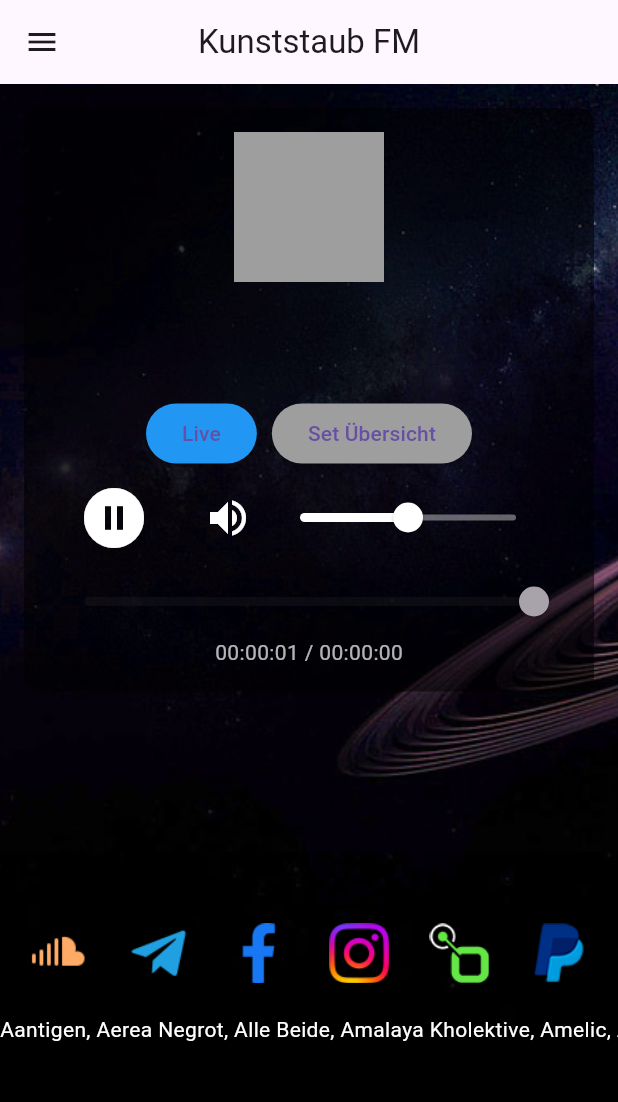
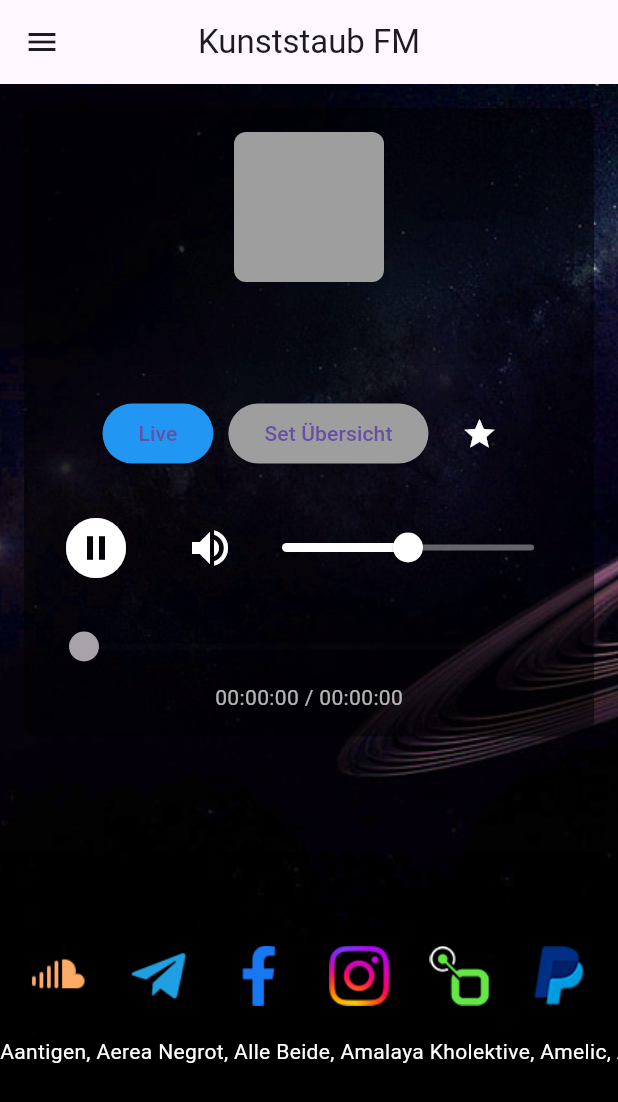
Before and after one commit to HannesRammer/kunststaub.fm, a Flutter app: the screen it shows after launch, after a tap on the "play circle filled" icon, on a phone screen of 412 x 824 dp. Shown: the top 1102 px of the screen. Run offline on Flutter 3.47's test engine with Material 3 defaults, Android fonts, the phone set to English and light mode, and no system bars; drawn by our look-alikes of marquee; our stand-ins replace audioplayers, shared_preferences, webview_flutter; missing offline and left inert: dart:html; network calls fail.

Commit message:
implemented favorites and rss pull

```diff
--- /dev/null
+++ b/lib/favorites_manager.dart
@@ -0,0 +1,26 @@
+import 'package:shared_preferences/shared_preferences.dart';
+
+class FavoritesManager {
+  static List<String> _favorites = [];
+
+  static Future<void> loadFavorites() async {
+    final prefs = await SharedPreferences.getInstance();
+    _favorites = prefs.getStringList('favorites') ?? [];
+  }
+
+  static bool isFavorite(String title) {
+    return _favorites.contains(title);
+  }
+
+  static Future<void> toggleFavorite(String title) async {
+    final prefs = await SharedPreferences.getInstance();
+    if (_favorites.contains(title)) {
+      _favorites.remove(title);
+    } else {
+      _favorites.add(title);
+    }
+    await prefs.setStringList('favorites', _favorites);
+  }
+
+  static List<String> get favorites => _favorites;
+}
--- a/lib/main.dart
+++ b/lib/main.dart
@@ -1,38 +1,26 @@
 import 'package:flutter/material.dart';
-import 'package:flutter_local_notifications/flutter_local_notifications.dart';
+import 'rss_manager.dart';
 import 'home_screen.dart';
 
-final FlutterLocalNotificationsPlugin flutterLocalNotificationsPlugin =
-FlutterLocalNotificationsPlugin();
+void main() async {
+  WidgetsFlutterBinding.ensureInitialized();
 
-void main() {
-  runApp(KunststaubFMApp());
-  initializeNotifications();
+  const rssUrl = 'https://kunststaub.fm/feed.rss'; // Replace with actual RSS URL
+  final RSSManager rssManager = RSSManager(rssFeedUrl: rssUrl);
+
+  // Fetch and save RSS data to shared preferences
+  await rssManager.fetchAndSaveRSSFeed();
+
+  runApp(MyApp());
 }
 
-void initializeNotifications() {
-  const AndroidInitializationSettings initializationSettingsAndroid =
-  AndroidInitializationSettings('@mipmap/ic_launcher');
-
-  final InitializationSettings initializationSettings = InitializationSettings(
-    android: initializationSettingsAndroid,
-  );
-
-  flutterLocalNotificationsPlugin.initialize(initializationSettings);
-}
-
-class KunststaubFMApp extends StatelessWidget {
+class MyApp extends StatelessWidget {
   @override
   Widget build(BuildContext context) {
     return MaterialApp(
       title: 'Kunststaub FM',
       theme: ThemeData(
-        primarySwatch: Colors.deepPurple,
-        hintColor: Colors.orange,
-        textTheme: TextTheme(
-          bodyLarge: TextStyle(color: Colors.white),
-          bodyMedium: TextStyle(color: Colors.white70),
-        ),
+        primarySwatch: Colors.blue,
       ),
       home: HomeScreen(),
     );
--- a/lib/player_screen.dart
+++ b/lib/player_screen.dart
@@ -1,13 +1,10 @@
 import 'dart:async';
 import 'package:flutter/material.dart';
 import 'package:audioplayers/audioplayers.dart';
-import 'dart:convert';
-import 'package:http/http.dart' as http;
-import 'artist_list_screen.dart';
-import 'package:shared_preferences/shared_preferences.dart';
 import 'audio_manager.dart';
 import 'live_button.dart';
 import 'set_overview_button.dart';
+import 'favorites_manager.dart';
 
 class PlayerScreen extends StatefulWidget {
   final bool isEmbedded;
@@ -76,10 +73,25 @@ class _PlayerScreenState extends State<PlayerScreen> with WidgetsBindingObserver
 
   @override
   Widget build(BuildContext context) {
-    return _buildEmbeddedPlayer();
+    return widget.isEmbedded ? _buildEmbeddedPlayer() : _buildFullScreenPlayer();
+  }
+
+  Widget _buildFullScreenPlayer() {
+    return Scaffold(
+      appBar: AppBar(
+        title: const Text('Player'),
+      ),
+      body: Center(
+        child: _buildPlayerContent(),
+      ),
+    );
   }
 
   Widget _buildEmbeddedPlayer() {
+    return _buildPlayerContent();
+  }
+
+  Widget _buildPlayerContent() {
     return Container(
       padding: const EdgeInsets.all(16.0),
       decoration: BoxDecoration(
@@ -90,13 +102,37 @@ class _PlayerScreenState extends State<PlayerScreen> with WidgetsBindingObserver
         mainAxisSize: MainAxisSize.min,
         crossAxisAlignment: CrossAxisAlignment.center,
         children: [
+          // Album Art
           audioManager.albumArtUrl.isNotEmpty
-              ? Image.network(audioManager.albumArtUrl, height: 100, width: 100)
-              : Container(height: 100, width: 100, color: Colors.grey),
-          SizedBox(height: 10),
-          Text(audioManager.artistName, style: TextStyle(color: Colors.white, fontSize: 18)),
-          Text(audioManager.albumName, style: TextStyle(color: Colors.white70, fontSize: 14)),
-          SizedBox(height: 20),
+              ? ClipRRect(
+            borderRadius: BorderRadius.circular(8.0),
+            child: Image.network(audioManager.albumArtUrl,
+                height: 100, width: 100, fit: BoxFit.cover),
+          )
+              : Container(
+            height: 100,
+            width: 100,
+            decoration: BoxDecoration(
+              color: Colors.grey,
+              borderRadius: BorderRadius.circular(8.0),
+            ),
+          ),
+          const SizedBox(height: 10),
+
+          // Artist and Title
+          Text(
+            audioManager.artistName,
+            style: const TextStyle(color: Colors.white, fontSize: 18),
+            textAlign: TextAlign.center,
+          ),
+          Text(
+            audioManager.albumName,
+            style: const TextStyle(color: Colors.white70, fontSize: 14),
+            textAlign: TextAlign.center,
+          ),
+          const SizedBox(height: 20),
+
+          // Control Buttons Row
           Row(
             mainAxisAlignment: MainAxisAlignment.center,
             children: [
@@ -105,65 +141,64 @@ class _PlayerScreenState extends State<PlayerScreen> with WidgetsBindingObserver
                 liveStreamInfoLoaded: liveStreamInfoLoaded,
                 onLoadLiveStreamInfo: _loadLiveStreamInfo,
               ),
-              SizedBox(width: 10),
+              const SizedBox(width: 10),
               SetOverviewButton(
                 audioManager: audioManager,
               ),
+              const SizedBox(width: 10),
+              IconButton(
+                icon: Icon(
+                  Icons.star,
+                  color: FavoritesManager.isFavorite(audioManager.albumName)
+                      ? Colors.yellow
+                      : Colors.white,
+                ),
+                onPressed: () async {
+                  await FavoritesManager.toggleFavorite(audioManager.albumName);
+                  setState(() {}); // Refresh the UI
+                },
+              ),
             ],
           ),
+          const SizedBox(height: 20),
+
+          // Playback Controls Row
           Row(
             mainAxisAlignment: MainAxisAlignment.center,
             children: [
-              isLoading
-                  ? CircularProgressIndicator(
-                valueColor: AlwaysStoppedAnimation<Color>(Colors.white),
-              )
-                  : IconButton(
+              IconButton(
                 icon: Icon(
-                  audioManager.isPlaying ? Icons.pause_circle_filled : Icons.play_circle_fill,
+                  audioManager.isPlaying
+                      ? Icons.pause_circle_filled
+                      : Icons.play_circle_fill,
                   color: Colors.white,
                   size: 48,
                 ),
                 onPressed: () async {
-                  setState(() {
-                    isLoading = true;
-                  });
                   if (audioManager.isLiveStream) {
                     if (audioManager.isPlaying) {
                       await audioManager.stop();
                     } else {
-                      if (liveStreamInfoLoaded) {
-                        setState(() {
-                          audioManager.currentPosition = audioManager.elapsedTime;
-                        });
-                        audioManager.startElapsedTimeSimulation(); // Start timer simulation for elapsed time
                       await audioManager.play();
-                      } else {
-                        await _loadLiveStreamInfo();
-                        if (audioManager.totalDuration > Duration.zero) {
-                          setState(() {
-                            audioManager.currentPosition = audioManager.elapsedTime;
-                          });
-                          audioManager.startElapsedTimeSimulation(); // Start timer simulation for elapsed time
-                          await audioManager.play();
-                        }
-                      }
                     }
                   } else {
                     audioManager.togglePlay();
                   }
                 },
               ),
-              SizedBox(width: 20),
+              const SizedBox(width: 20),
               IconButton(
                 icon: Icon(
-                  audioManager.currentVolume == 0 ? Icons.volume_off : Icons.volume_up,
+                  audioManager.currentVolume == 0
+                      ? Icons.volume_off
+                      : Icons.volume_up,
                   color: Colors.white,
                   size: 32,
                 ),
                 onPressed: audioManager.toggleMute,
               ),
-              Slider(
+              Expanded(
+                child: Slider(
                   value: audioManager.currentVolume,
                   max: 1.0,
                   min: 0.0,
@@ -173,33 +208,38 @@ class _PlayerScreenState extends State<PlayerScreen> with WidgetsBindingObserver
                   activeColor: Colors.white,
                   inactiveColor: Colors.white38,
                 ),
+              ),
             ],
           ),
+          const SizedBox(height: 10),
+
+          // Progress Slider
           Slider(
             value: audioManager.isLiveStream
-                ? audioManager.currentPosition.inSeconds.toDouble() // Simulated elapsed time for live stream
-                : audioManager.currentPosition.inSeconds.toDouble().clamp(
-                0.0,
-                audioManager.totalDuration.inSeconds.toDouble()),
+                ? audioManager.currentPosition.inSeconds.toDouble()
+                : audioManager.currentPosition.inSeconds
+                .clamp(0.0, audioManager.totalDuration.inSeconds)
+                .toDouble(),
             max: audioManager.totalDuration.inSeconds.toDouble() > 0
                 ? audioManager.totalDuration.inSeconds.toDouble()
                 : 1.0,
             onChanged: audioManager.isLiveStream
-                ? null // Disable slider for live stream
+                ? null
                 : (value) async {
-              // Seek to the selected position for MP3
               await audioManager.seek(Duration(seconds: value.toInt()));
               setState(() {
-                audioManager.currentPosition = Duration(seconds: value.toInt());
+                audioManager.currentPosition =
+                    Duration(seconds: value.toInt());
               });
             },
             activeColor: Colors.white,
             inactiveColor: Colors.white38,
           ),
 
+          // Time Text
           Text(
             "${audioManager.formatDuration(audioManager.currentPosition)} / ${audioManager.formatDuration(audioManager.totalDuration)}",
-            style: TextStyle(color: Colors.white70),
+            style: const TextStyle(color: Colors.white70),
           ),
         ],
       ),
--- /dev/null
+++ b/lib/rss_manager.dart
@@ -0,0 +1,66 @@
+import 'dart:convert';
+import 'package:shared_preferences/shared_preferences.dart';
+import 'package:http/http.dart' as http;
+import 'package:xml/xml.dart';
+
+class RSSManager {
+  final String rssFeedUrl;
+
+  RSSManager({required this.rssFeedUrl});
+
+  /// Fetch RSS feed and save the parsed sets to SharedPreferences
+  Future<void> fetchAndSaveRSSFeed() async {
+    try {
+      final response = await http.get(Uri.parse(rssFeedUrl));
+      if (response.statusCode == 200) {
+        final rssFeed = response.body;
+        final sets = parseRSSFeed(rssFeed);
+        await saveSetsToSharedPrefs(sets);
+      } else {
+        throw Exception('Failed to fetch RSS feed');
+      }
+    } catch (e) {
+      print('Error fetching RSS feed: $e');
+    }
+  }
+
+  /// Parse RSS feed and return a list of sets
+  List<Map<String, String>> parseRSSFeed(String rssFeed) {
+    final document = XmlDocument.parse(rssFeed);
+    final items = document.findAllElements('item');
+    final sets = items.map((item) {
+      final title = item.findElements('title').first.text;
+      final url = item.findElements('link').first.text;
+      final pubDate = item.findElements('pubDate').first.text;
+      final artist = item.getElement('itunes:author')?.text ?? '';
+      final albumArt = item.getElement('itunes:image')?.getAttribute('href') ?? '';
+
+      return {
+        'title': title,
+        'url': url,
+        'pubDate': pubDate,
+        'artist': artist,
+        'albumArt': albumArt,
+      };
+    }).toList();
+    return sets;
+  }
+
+  /// Save sets to SharedPreferences
+  Future<void> saveSetsToSharedPrefs(List<Map<String, String>> sets) async {
+    final prefs = await SharedPreferences.getInstance();
+    final encodedSets = json.encode(sets);
+    await prefs.setString('savedSets', encodedSets);
+    print('RSS feed saved successfully.');
+  }
+
+  /// Load sets from SharedPreferences
+  Future<List<Map<String, String>>> loadSetsFromSharedPrefs() async {
+    final prefs = await SharedPreferences.getInstance();
+    final cachedSets = prefs.getString('savedSets');
+    if (cachedSets != null) {
+      return List<Map<String, String>>.from(json.decode(cachedSets));
+    }
+    return [];
+  }
+}
--- a/lib/set_overview_button.dart
+++ b/lib/set_overview_button.dart
@@ -1,13 +1,11 @@
 import 'package:flutter/material.dart';
+import 'artist_list_screen.dart';
 import 'audio_manager.dart';
-import 'artist_list_screen.dart';
 
 class SetOverviewButton extends StatelessWidget {
   final AudioManager audioManager;
 
-  SetOverviewButton({
-    required this.audioManager,
-  });
+  SetOverviewButton({required this.audioManager});
 
   @override
   Widget build(BuildContext context) {
@@ -18,9 +16,12 @@ class SetOverviewButton extends StatelessWidget {
         Navigator.push(
           context,
           MaterialPageRoute(
-              builder: (context) => ArtistListScreen(onSetSelected: (setUrl, artist, title) {
-                audioManager.playMP3(setUrl, artist, title);
-              })),
+            builder: (context) => ArtistListScreen(
+              onSetSelected: (url, artist, title) {
+                audioManager.playMP3(url, artist, title);
+              },
+            ),
+          ),
         );
       },
       child: Text('Set Übersicht'),
--- a/pubspec.yaml
+++ b/pubspec.yaml
@@ -43,6 +43,8 @@ dependencies:
   flutter_local_notifications:
   shared_preferences:
   connectivity_plus: ^4.0.1
+  xml:
+  intl:
 
 
 
```
Also changed, not shown: lib/artist_links.dart (deleted, +0 -205 lines), lib/artist_list_screen.dart (+90 -60 lines), lib/audio_manager.dart (line endings or trailing spaces), pubspec.lock. Lines whose indentation alone changed are shown as unchanged.
